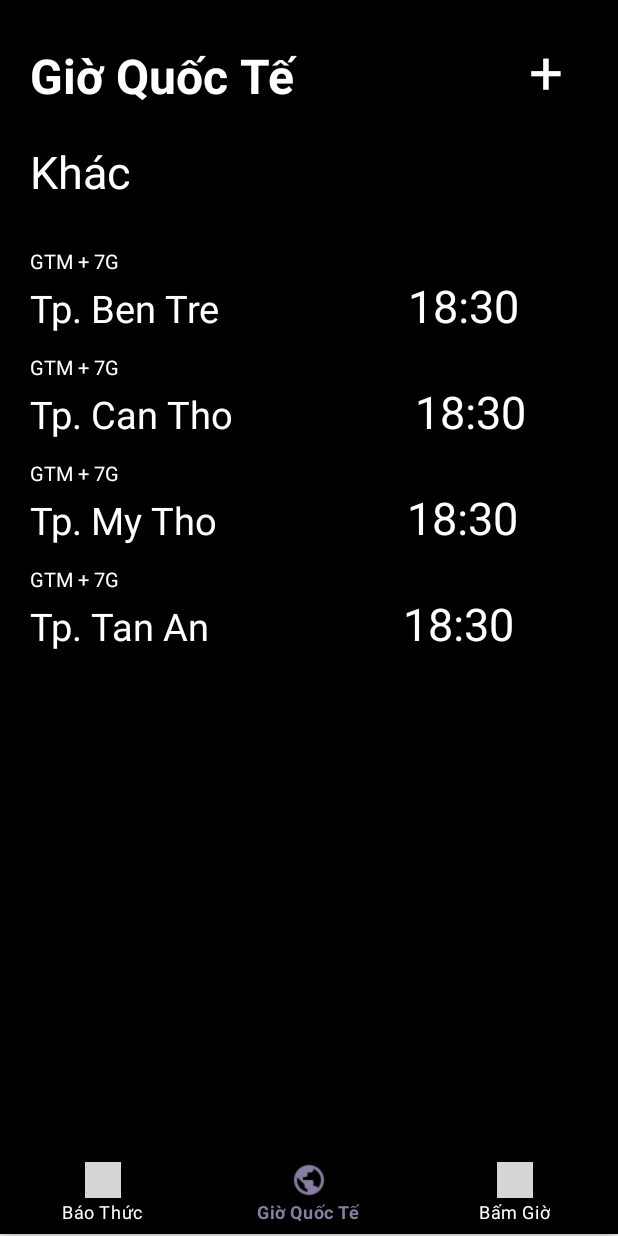
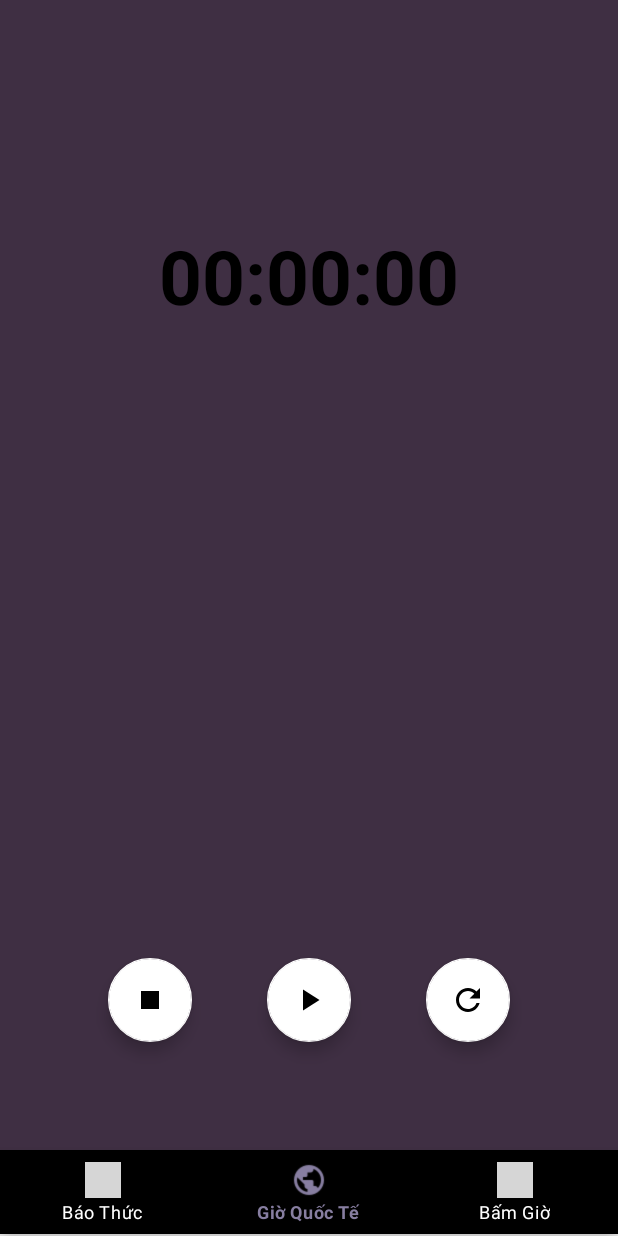
Before and after one commit to quycheese/FlashClock, an Android app: the screen it shows after launch (MainActivity), item 2 of the bottom bar chosen, on a phone screen of 412 x 824 dp. Run offline under Robolectric (Android 15) with nearby library versions, the phone set to English and light mode, and no system bars; grey boxes are pictures that could not be loaded.

Commit message:
update source

```diff
--- a/app/src/main/AndroidManifest.xml
+++ b/app/src/main/AndroidManifest.xml
@@ -2,6 +2,7 @@
 <manifest xmlns:android="http://schemas.android.com/apk/res/android"
     package="com.example.flashclock" >
 
+    <uses-permission android:name="android.permission.VIBRATE" />
     <application
         android:allowBackup="true"
         android:icon="@mipmap/ic_launcher"
@@ -26,6 +27,7 @@
                 <category android:name="android.intent.category.LAUNCHER" />
             </intent-filter>
         </activity>
+        <receiver android:name=".Receiver.AlarmReceiver" />
     </application>
 
 </manifest>
--- a/app/src/main/java/com/example/flashclock/Adapter/AdapterListTime.java
+++ b/app/src/main/java/com/example/flashclock/Adapter/AdapterListTime.java
@@ -1,23 +1,34 @@
 package com.example.flashclock.Adapter;
 
+import android.app.AlarmManager;
+import android.app.PendingIntent;
+import android.content.Context;
+import android.content.Intent;
+import android.os.Build;
 import android.view.LayoutInflater;
 import android.view.View;
 import android.view.ViewGroup;
-import android.widget.LinearLayout;
+import android.widget.Switch;
 import android.widget.TextView;
 
 import androidx.annotation.NonNull;
+import androidx.annotation.RequiresApi;
 import androidx.recyclerview.widget.RecyclerView;
 
+import com.example.flashclock.Fragment.TimerFragment;
 import com.example.flashclock.Model.ListTime;
 import com.example.flashclock.R;
+import com.example.flashclock.Receiver.AlarmReceiver;
 
+import java.util.Calendar;
 import java.util.List;
 
 public class AdapterListTime extends RecyclerView.Adapter<AdapterListTime.ListTimeHolder> {
 
-
-
+    private Calendar calendar = Calendar.getInstance();
+    private AlarmManager alarmManager;
+    private PendingIntent pendingIntent;
+    private TimerFragment fragment;
     private List<ListTime> mListTime;
 
     public AdapterListTime() { }
@@ -27,20 +38,40 @@ public class AdapterListTime extends RecyclerView.Adapter<AdapterListTime.ListTi
         notifyDataSetChanged();
     }
 
-    public AdapterListTime(List<ListTime> mListTime) {
+    public AdapterListTime(List<ListTime> mListTime, TimerFragment fragment) {
         this.mListTime = mListTime;
+        this.fragment = fragment;
     }
 
     @NonNull
     @Override
     public ListTimeHolder onCreateViewHolder(@NonNull ViewGroup parent, int viewType) {
        View view = LayoutInflater.from(parent.getContext()).inflate(R.layout.listview_timer,parent, false);
-
         return new ListTimeHolder(view);
     }
 
+    @RequiresApi(api = Build.VERSION_CODES.O)
     @Override
     public void onBindViewHolder(@NonNull ListTimeHolder holder, int position) {
+
+//        Intent intent = new Intent(fragment.getContext(), AlarmReceiver.class);
+        ListTime listTime = mListTime.get(position);
+        String timeAlarm = listTime.getTime();
+        int hour = Integer.parseInt(timeAlarm.split(":")[0]);
+        int minute = Integer.parseInt(timeAlarm.split(":")[1].substring(0, 2));
+        holder.aSwitch.setOnCheckedChangeListener(
+                (buttonView, isChecked) -> {
+                    if (isChecked) {
+                        calendar.set(Calendar.HOUR_OF_DAY, hour);
+                        calendar.set(Calendar.MINUTE, minute);
+                        Intent intent = new Intent(buttonView.getContext(), AlarmReceiver.class);
+                        alarmManager = (AlarmManager) buttonView.getContext().getSystemService(Context.ALARM_SERVICE);
+                        pendingIntent = PendingIntent.getBroadcast(buttonView.getContext(), 24444, intent, 0);
+                        alarmManager.set(AlarmManager.RTC_WAKEUP, calendar.getTimeInMillis(), pendingIntent);
+                    } else {
+                        alarmManager.cancel(pendingIntent);
+                    }
+                });
 
         ListTime time =mListTime.get(position);
         if (time == null){
@@ -63,12 +94,14 @@ public class AdapterListTime extends RecyclerView.Adapter<AdapterListTime.ListTi
 
         public View layoutForeGround;
         private TextView txtNotice;
-        TextView txtTime;
+        private TextView txtTime;
+        private Switch aSwitch;
 
         public ListTimeHolder(@NonNull View itemView) {
             super(itemView);
 
             txtTime = itemView.findViewById(R.id.txt_time);
+            aSwitch = itemView.findViewById(R.id.switchTimeId);
             layoutForeGround = itemView.findViewById(R.id.layout_foreground);
 
             txtTime = itemView.findViewById(R.id.txt_time);
--- a/app/src/main/java/com/example/flashclock/Adapter/TimeNamtionAdapter.java
+++ b/app/src/main/java/com/example/flashclock/Adapter/TimeNamtionAdapter.java
@@ -34,21 +34,23 @@ public class TimeNamtionAdapter extends BaseAdapter {
         return 0;
     }
 
-    private TextView txt_GTM;
-    private TextView txt_Location;
-    private TextView txt_Time;
     @Override
     public View getView(int i, View view, ViewGroup viewGroup) {
 
         View item ;
         if(view == null){
             item = View.inflate(viewGroup.getContext(), R.layout.item_timenation,null);
-        } else item = view;
+        } else {
+            item = view;
+        }
 
         TimeNation timeNation = (TimeNation) getItem(i);
-        (txt_GTM = item.findViewById(R.id.txt_GTM)).setText(String.format(timeNation.getGTM()));
-        (txt_Location = item.findViewById(R.id.txt_Location)).setText(String.format(timeNation.getLocation()));
-        (txt_Time= item.findViewById(R.id.txt_Time)).setText(String.format(timeNation.getTime()));
+        TextView txt_GTM = item.findViewById(R.id.txt_GTM);
+        TextView txt_Location = item.findViewById(R.id.txt_Location);
+        TextView txt_Time= item.findViewById(R.id.txt_Time);
+        txt_GTM.setText(String.format(timeNation.getGTM()));
+        txt_Location.setText(String.format(timeNation.getLocation()));
+        txt_Time.setText(String.format(timeNation.getTime()));
 
         return item;
     }
--- a/app/src/main/java/com/example/flashclock/Fragment/TimenationFragment.java
+++ b/app/src/main/java/com/example/flashclock/Fragment/TimenationFragment.java
@@ -1,8 +1,6 @@
 package com.example.flashclock.Fragment;
 
-import android.app.Activity;
 import android.os.Bundle;
-import android.os.Handler;
 import android.view.LayoutInflater;
 import android.view.View;
 import android.view.ViewGroup;
@@ -35,23 +33,21 @@ public class TimenationFragment extends Fragment {
 
     public View onCreateView(@NonNull LayoutInflater inflater, @Nullable ViewGroup container, @Nullable Bundle savedInstanceState) {
         view = inflater.inflate(R.layout.fragment_timenation,container, false);
-
         addTimeNation();
         return view;
     }
 
-    private void addTimeNation() {
+    public void addTimeNation() {
 
-        listView = (ListView) view.findViewById(R.id.rcv_ListTime_Nation);
-
-        list = new ArrayList<>();
-        list.add(new TimeNation("GTM + 7G", "Tp. Ben Tre","18:30"));
-        list.add(new TimeNation("GTM + 7G", "Tp. Can Tho","18:30"));
-        list.add(new TimeNation("GTM + 7G", "Tp. My Tho","18:30"));
-        list.add(new TimeNation("GTM + 7G", "Tp. Tan An","18:30"));
-
-        timeNamtionAdapter = new TimeNamtionAdapter(list);
-        listView.setAdapter(timeNamtionAdapter);
-
+//        listView = (ListView) view.findViewById(R.id.rcv_ListTime_Nation);
+//
+//        list = new ArrayList<>();
+//        list.add(new TimeNation("GTM + 7G", "Tp. Ben Tre","18:30"));
+//        list.add(new TimeNation("GTM + 7G", "Tp. Can Tho","18:30"));
+//        list.add(new TimeNation("GTM + 7G", "Tp. My Tho","18:30"));
+//        list.add(new TimeNation("GTM + 7G", "Tp. Tan An","18:30"));
+//
+//        timeNamtionAdapter = new TimeNamtionAdapter(list);
+//        listView.setAdapter(timeNamtionAdapter);
     }
 }
--- a/app/src/main/java/com/example/flashclock/Fragment/TimerFragment.java
+++ b/app/src/main/java/com/example/flashclock/Fragment/TimerFragment.java
@@ -1,18 +1,18 @@
 package com.example.flashclock.Fragment;
 
-import android.content.Context;
 import android.content.Intent;
 import android.graphics.Color;
+import android.os.Build;
 import android.os.Bundle;
 import android.view.LayoutInflater;
 import android.view.View;
 import android.view.ViewGroup;
-import android.widget.Button;
 import android.widget.LinearLayout;
 import android.widget.TextView;
 
 import androidx.annotation.NonNull;
 import androidx.annotation.Nullable;
+import androidx.annotation.RequiresApi;
 import androidx.fragment.app.Fragment;
 import androidx.recyclerview.widget.DividerItemDecoration;
 import androidx.recyclerview.widget.ItemTouchHelper;
@@ -25,6 +25,7 @@ import com.example.flashclock.ItemTouchHelperListener;
 import com.example.flashclock.Model.ListTime;
 import com.example.flashclock.R;
 import com.example.flashclock.RecyclerViewItemTouchHelper;
+import com.example.flashclock.SQLite.MyDatabaseHelper;
 import com.google.android.material.snackbar.Snackbar;
 
 import java.util.ArrayList;
@@ -38,12 +39,8 @@ public class TimerFragment extends Fragment implements ItemTouchHelperListener {
     private List<ListTime> timeList;
     private LinearLayout fragmentTimer;
     private TextView txtAdd;
-    private Button btnSave;
 
-
-
-    private Context This;
-
+    @RequiresApi(api = Build.VERSION_CODES.N)
     @Nullable
     @Override
     public View onCreateView(@NonNull LayoutInflater inflater, @Nullable ViewGroup container, @Nullable Bundle savedInstanceState) {
@@ -69,29 +66,25 @@ public class TimerFragment extends Fragment implements ItemTouchHelperListener {
 
 
 
+    @RequiresApi(api = Build.VERSION_CODES.N)
     private List<ListTime> getTimeList(){
         List<ListTime> list = new ArrayList<>();
-        {
-            list.add(new ListTime("15:30"));
-        }
+        MyDatabaseHelper myDB = new MyDatabaseHelper(getContext());
+        list.addAll(myDB.selectAllAlarm());
         return list;
     }
 
 
 
+    @RequiresApi(api = Build.VERSION_CODES.N)
     private void addRecycleView() {
-
         fragmentTimer = (LinearLayout) view.findViewById(R.id.fragment_timer);
-
-
-        ////
-
         rcvTime = (RecyclerView) view.findViewById(R.id.rcv_listtime);
         rcvTime.setHasFixedSize(true);
         rcvTime.setLayoutManager(new LinearLayoutManager(view.getContext()));
 
         timeList = getTimeList();
-        adapter = new AdapterListTime(timeList);
+        adapter = new AdapterListTime(timeList, this);
         rcvTime.setAdapter(adapter);
 
         RecyclerView.ItemDecoration itemDecoration = new DividerItemDecoration(getActivity(), DividerItemDecoration.VERTICAL);
@@ -101,8 +94,6 @@ public class TimerFragment extends Fragment implements ItemTouchHelperListener {
         new ItemTouchHelper(simpleCallback).attachToRecyclerView(rcvTime);
     }
 
-
-
     @Override
     public void onSwiped(RecyclerView.ViewHolder viewHolder) {
 
@@ -111,6 +102,8 @@ public class TimerFragment extends Fragment implements ItemTouchHelperListener {
 
             ListTime timeDelete = timeList.get(viewHolder.getAdapterPosition());
             int indexDelete = viewHolder.getAdapterPosition();
+            MyDatabaseHelper myDB = new MyDatabaseHelper (getContext());
+            myDB.deleteAlarm(timeDelete.getId());
             //remove item
             adapter.removeItem(indexDelete);
             Snackbar snackbar = Snackbar.make(fragmentTimer, nameTimeDelete + " removed.!", Snackbar.LENGTH_LONG );
--- a/app/src/main/java/com/example/flashclock/SQLite/MyDatabaseHelper.java
+++ b/app/src/main/java/com/example/flashclock/SQLite/MyDatabaseHelper.java
@@ -7,38 +7,42 @@ import android.database.sqlite.SQLiteDatabase;
 import android.database.sqlite.SQLiteOpenHelper;
 import android.widget.Toast;
 
+import com.example.flashclock.Model.ListTime;
+
+import java.util.ArrayList;
+import java.util.List;
+
 public class MyDatabaseHelper extends SQLiteOpenHelper {
 
     public Context context;
-    public static final String DATABASE_NAME = "FlashClock.db";
+    public static final String DATABASE_NAME = "flash_lock";
     public static final int DATABASE_VERSION = 1;
 
     public static final String TABLE_NAME = "FlashClock";
-    public static final String COLUMN_TIMER = "_time";
-    public static final String COLUMN_NOTICE = "_notice";
+    public static final String COLUMN_TIMER = "time";
+    public static final String COLUMN_NOTICE = "notice";
     public static final String COLUMN_MUSIC = "_music";
 
     public MyDatabaseHelper(Context context) {
         super(context, DATABASE_NAME, null, DATABASE_VERSION);
+        this.context = context;
     }
 
 
     @Override
     public void onCreate(SQLiteDatabase db) {
       db.execSQL(
-              "CREATE TABLE FlashClock" +
-                      "(time integer, notice text)");
-
-      db.execSQL( "INSERT INTO FlashClock VALUES ('9:30', 'Good morning') ");
+              "CREATE TABLE FlashClock " +
+                      "(id integer PRIMARY KEY , time text, notice text);");
     }
 
     @Override
     public void onUpgrade(SQLiteDatabase db, int oldVersion, int newVersion) {
 
-        db.execSQL("DROP TABLE IF EXISTS FlashClock");
-        onCreate(db);
+//        db.execSQL("DROP TABLE IF EXISTS FlashClock");
+//        onCreate(db);
     }
-    public void btnSaveTime (int time, String notice) {
+    public void btnSaveTime (String time, String notice) {
         SQLiteDatabase db = this.getWritableDatabase();
         ContentValues cv = new ContentValues();
 
@@ -52,4 +56,33 @@ public class MyDatabaseHelper extends SQLiteOpenHelper {
             Toast.makeText(context, "Added successfully", Toast.LENGTH_SHORT).show();
         }
     }
+
+    public List<ListTime> selectAllAlarm () {
+        List<ListTime> alarms = new ArrayList<>();
+        SQLiteDatabase db = this.getReadableDatabase();
+        Cursor c = db.rawQuery("SELECT id, time, notice FROM FlashClock ", null);
+        if (c.moveToFirst()){
+            do {
+                ListTime listTime = new ListTime();
+                listTime.setId(c.getInt(0));
+                listTime.setTime(c.getString(1));
+                listTime.setNotice(c.getString(2));
+                alarms.add(listTime);
+            } while(c.moveToNext());
+        }
+        c.close();
+        db.close();
+        return alarms;
+    }
+
+    public void deleteAlarm(int id) {
+        SQLiteDatabase sqLiteDatabase = this.getWritableDatabase();
+        sqLiteDatabase.delete("FlashClock",  // Where to delete
+                "id" + " = ?",
+                new String[]{Integer.toString(id)});  // What to delete
+        sqLiteDatabase.close();
+
+    }
+
+
 }
--- a/app/src/main/res/layout/activity_main.xml
+++ b/app/src/main/res/layout/activity_main.xml
@@ -2,7 +2,8 @@
 <LinearLayout xmlns:android="http://schemas.android.com/apk/res/android"
     xmlns:app="http://schemas.android.com/apk/res-auto"
     android:layout_width="match_parent"
-    android:layout_height="match_parent">
+    android:layout_height="match_parent"
+    android:orientation="vertical">
 
     <RelativeLayout
         android:layout_width="match_parent"
@@ -27,5 +28,4 @@
     </RelativeLayout>
 
 
-
 </LinearLayout>
--- a/app/src/main/res/layout/fragment_timenation.xml
+++ b/app/src/main/res/layout/fragment_timenation.xml
@@ -1,65 +1,54 @@
 <?xml version="1.0" encoding="utf-8"?>
-<LinearLayout xmlns:android="http://schemas.android.com/apk/res/android"
+<androidx.constraintlayout.widget.ConstraintLayout xmlns:android="http://schemas.android.com/apk/res/android"
+xmlns:app="http://schemas.android.com/apk/res-auto"
 xmlns:tools="http://schemas.android.com/tools"
-    android:id="@+id/fragment_timer"
 android:layout_width="match_parent"
 android:layout_height="match_parent"
-    android:background="@color/black"
-    android:orientation="vertical"
-    android:padding="20dp"
-    >
-
-    <LinearLayout
+tools:context=".MainActivity"
+android:background="#3F2F43">
+<RelativeLayout
     android:layout_width="match_parent"
-        android:layout_height="wrap_content"
-        android:orientation="horizontal"
-        android:weightSum="2"
-        android:layout_marginBottom="10dp"
-        >
+    android:layout_height="match_parent">
 
     <TextView
+        android:id="@+id/textView"
         android:layout_width="wrap_content"
         android:layout_height="wrap_content"
-            android:layout_weight="1"
-            android:text="@string/action_timenation"
-            android:textColor="@color/white"
-            android:textSize="32sp"
+        android:layout_centerHorizontal="true"
+        android:layout_marginTop="150dp"
+        android:gravity="center"
+        android:text="00:00:00"
+        android:textColor="@color/black"
+        android:textSize="50sp"
         android:textStyle="bold"
-            android:layout_marginRight="50dp"/>
+        app:layout_constraintEnd_toEndOf="parent"
+        app:layout_constraintStart_toStartOf="parent"
+        app:layout_constraintTop_toTopOf="parent" />
 
-        <TextView
-            android:id="@+id/txt_add"
+    <com.google.android.material.floatingactionbutton.FloatingActionButton
+        android:id="@+id/stop"
         android:layout_width="wrap_content"
         android:layout_height="wrap_content"
-            android:layout_weight="1"
-            android:layout_marginLeft="90dp"
-            android:text="@string/add"
-            android:textColor="@color/white"
-            android:textSize="40sp"/>
+        android:src="@drawable/ic_stop"
+        android:layout_margin="72dp"
+        android:layout_alignParentStart="true"
+        android:layout_alignParentBottom="true" />
 
-    </LinearLayout>
-
-    <LinearLayout
-        android:layout_width="match_parent"
-        android:layout_height="match_parent"
-        android:orientation="vertical"
-        android:layout_marginTop="10dp"
-        >
-
-        <TextView
-            android:layout_width="match_parent"
+    <com.google.android.material.floatingactionbutton.FloatingActionButton
+        android:id="@+id/start"
+        android:layout_width="wrap_content"
         android:layout_height="wrap_content"
-            android:text="@string/kh_c"
-            android:textSize="30sp"
-            android:layout_marginBottom="10dp"
-            android:textColor="@color/white"/>
-
-        <ListView
-            android:id="@+id/rcv_ListTime_Nation"
-            android:layout_width="match_parent"
+        android:src="@drawable/ic_play_arrow"
+        android:layout_margin="72dp"
+        android:layout_centerInParent="true"
+        android:layout_alignParentBottom="true" />
+    <com.google.android.material.floatingactionbutton.FloatingActionButton
+        android:id="@+id/reset"
+        android:layout_width="wrap_content"
         android:layout_height="wrap_content"
-            android:layout_marginTop="10dp"/>
-
-    </LinearLayout>
-
-</LinearLayout>
+        android:src="@drawable/ic_refresh"
+        android:layout_margin="72dp"
+        android:layout_alignParentEnd="true"
+        android:layout_alignParentBottom="true" />
+</RelativeLayout>
+</androidx.constraintlayout.widget.ConstraintLayout>
--- a/app/src/main/res/layout/listview_timer.xml
+++ b/app/src/main/res/layout/listview_timer.xml
@@ -64,6 +64,7 @@
 
 
             <Switch
+                android:id="@+id/switchTimeId"
                 android:layout_width="wrap_content"
                 android:layout_height="wrap_content"
                 android:layout_weight="1"
```
Also changed, not shown: app/src/main/java/com/example/flashclock/Activity/CreateTimeActivity.java (+39 -43 lines), app/src/main/java/com/example/flashclock/Activity/MainActivity.java (+3 -12 lines), app/src/main/java/com/example/flashclock/Receiver/AlarmReceiver.java (added, +17 -0 lines), app/src/main/res/layout/activity_create_time.xml (+2 -35 lines), 2 other files. Lines whose indentation alone changed are shown as unchanged.
